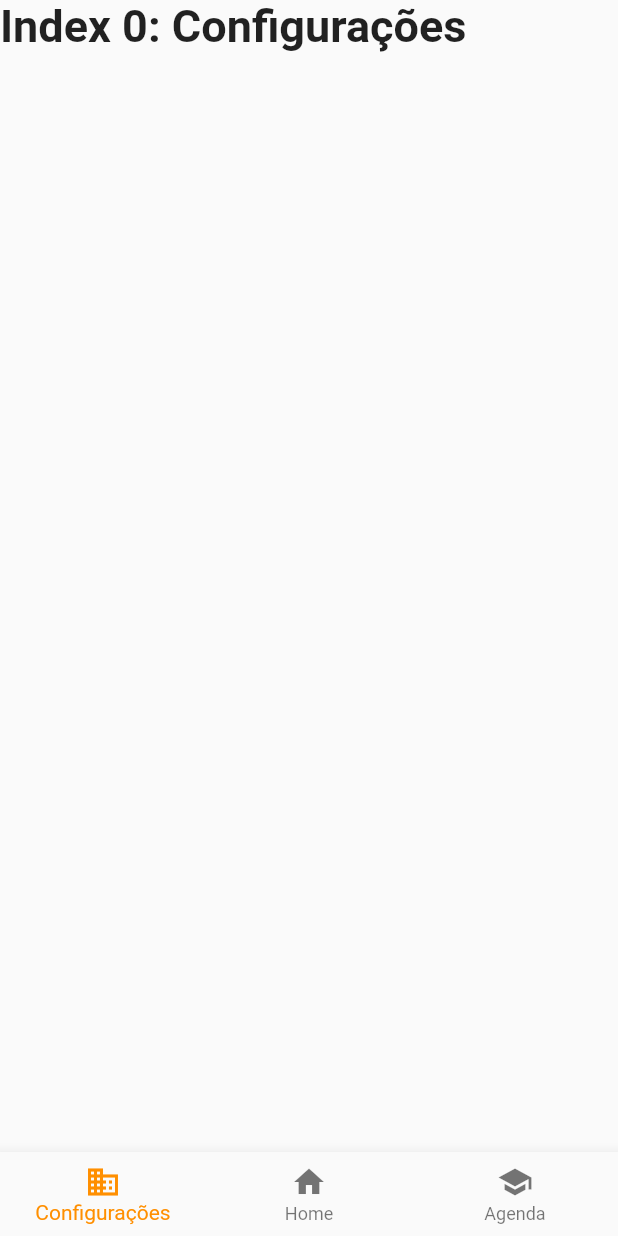
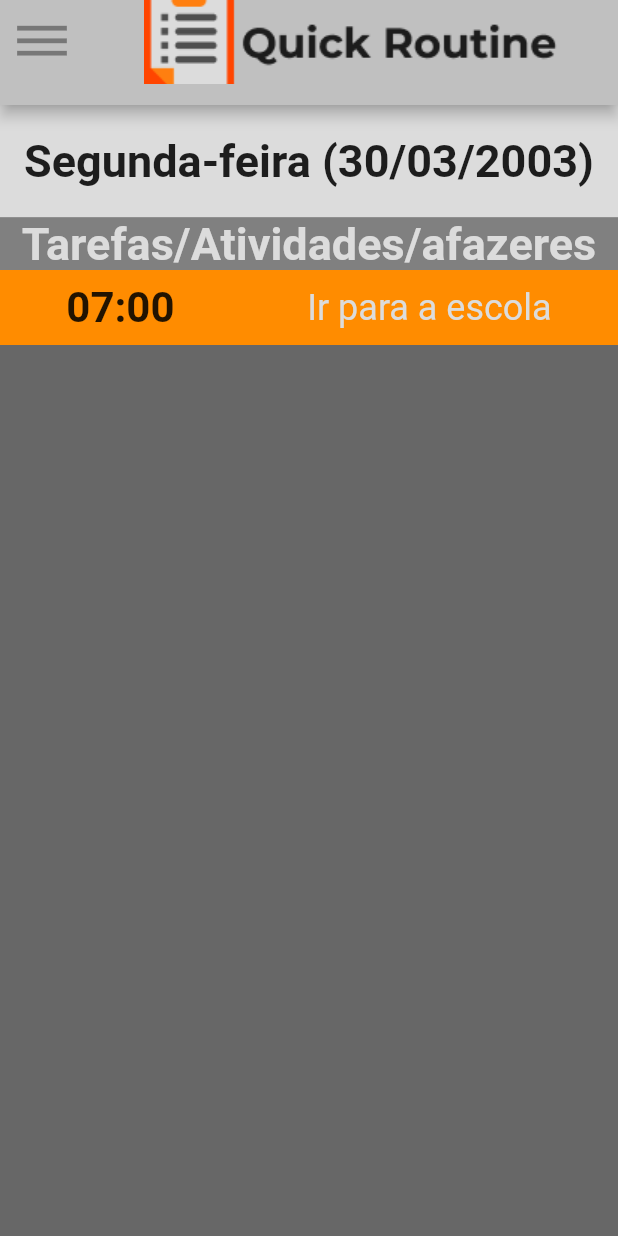
Before and after one commit to DarkSoldierBR/quickroutine-app, a Flutter app: the Home screen opened directly, on a phone screen of 412 x 824 dp. Run offline on Flutter 3.47's test engine with Material 2 defaults, Android fonts, the phone set to English and light mode, and no system bars.

Commit message:
redesigned home

```diff
--- a/lib/main.dart
+++ b/lib/main.dart
@@ -1,10 +1,11 @@
 import 'package:flutter/material.dart';
-import 'package:quick_routine/view/screens/intro/intro.dart';
+import 'package:quick_routine/view/screens/home/home.dart';
+
 
 void main() {
 
 
   runApp(MaterialApp(
-    home: Intro(),
+    home: Home(),
   ));
 }
--- /dev/null
+++ b/lib/view/screens/home/home.dart
@@ -0,0 +1,85 @@
+import 'package:flutter/material.dart';
+
+class Home extends StatefulWidget {
+  @override
+  _HomeState createState() => _HomeState();
+}
+
+class _HomeState extends State<Home> {
+  @override
+  Widget build(BuildContext context) {
+    return Scaffold(
+      backgroundColor: Colors.black54,
+        drawer: Drawer(
+
+        ),
+        appBar: PreferredSize(
+
+            preferredSize: Size.fromHeight(70.0),
+            child: AppBar(
+              //  iconTheme: new IconThemeData(size: 15.0,color: Colors.black54),
+              leading: IconButton(icon:Icon( Icons.dehaze),color: Colors.black54,iconSize: 40.0,),
+              title: Row(
+                verticalDirection: VerticalDirection.down,
+                mainAxisAlignment: MainAxisAlignment.center,
+                children: <Widget>[
+                  Image.asset("assets/logo/logo-horizontal.png")
+                ],
+              ),
+              backgroundColor: Color.fromRGBO(192, 192, 192, 1.0),
+            )),
+        body: Container(
+          alignment: Alignment.bottomCenter,
+          color: Colors.black12,
+          child: Column(
+            //  crossAxisAlignment: CrossAxisAlignment.center,
+            children: <Widget>[
+              SizedBox(
+                width: double.infinity,
+                // height: double.infinity,
+                child: Container(
+                       color: Color.fromRGBO(220, 220, 220, 1.0),
+
+                  height: 75,
+                  alignment: Alignment.center,
+
+                  child: Text("Segunda-feira (30/03/2003)",style: TextStyle(fontSize: 30.0,fontWeight: FontWeight.bold),
+                ),
+              )
+              ),
+
+
+              SizedBox(
+                width: double.infinity,
+                // height: double.infinity,
+                child: Container(
+                  color: Color.fromRGBO(128, 128, 128, 1.0),
+                  alignment: Alignment.center,
+                  child:   Text("Tarefas/Atividades/afazeres",style: TextStyle(fontSize: 30.0,color: Color.fromRGBO(220, 220, 220, 1.0),fontWeight: FontWeight.bold),
+                ))),
+
+
+    SizedBox(
+                width: double.infinity,
+                // height: double.infinity,
+                child: Container(
+                  height: 50,
+                  color: Color.fromRGBO(255, 140, 0, 1.0),
+                  child:Row(
+                    mainAxisAlignment: MainAxisAlignment.spaceAround,
+                  children: <Widget>[
+
+
+                    Text("07:00",style: TextStyle(fontSize: 28,fontWeight: FontWeight.bold),),
+
+
+                    Text("Ir para a escola",style: TextStyle(fontSize: 24,color: Color.fromRGBO(220, 220, 220, 1.0)),)
+
+                  ],
+                )))
+
+            ],
+          ),
+        ));
+  }
+}
--- a/lib/view/screens/home/main.dart
+++ /dev/null
@@ -1,132 +0,0 @@
-
-import 'package:flutter/material.dart';
-
-void main() {
-
-
-  runApp(MaterialApp(
-    home: Home(),
-  ));
-}
-
-class Home extends StatefulWidget {
-  @override
-  _HomeState createState() => _HomeState();
-}
-
-class _HomeState extends State<Home> {
-  int _selectedIndex = 0;
-
-  var _pages = [
-
-     Text(
-      'Index 0: Configurações',
-      style: optionStyle,
-    ),
-
-    Column(children: <Widget>[
-              SafeArea(
-                  child: Container(
-                      alignment: Alignment.center,
-                      padding: EdgeInsets.all(20),
-                      decoration: BoxDecoration(
-                        color: Color.fromRGBO(11, 60, 73, 1),
-                        border: Border.all(color: Colors.deepOrange),
-                        borderRadius: BorderRadius.circular(5.0),
-                      ),
-                      child: Stack(
-                        // alignment: Alignment.centerLeft,
-                        children: <Widget>[
-                          Container(
-                              color: Colors.amberAccent,
-                              alignment: Alignment.centerLeft,
-                              child: CircleAvatar(
-                                radius: 30.0,
-                                backgroundImage: NetworkImage(
-                                    "https://raw.githubusercontent.com/Quick-Routine/quick-rotine-design/master/Logos/QuickRoutineApp/QuickRoutineAppLogo.png"),
-                              )),
-                          Container(
-                              alignment: Alignment.topCenter,
-                              child: Text(
-                                "Algo",
-                                style: TextStyle(color: Colors.blue),
-                              ))
-                        ],
-                      ))),
-              Container(
-                  padding: EdgeInsets.fromLTRB(0, 0, 0, 200),
-                  decoration: BoxDecoration(
-                    color: Color.fromRGBO(6, 33, 40, 1),
-                    border: Border.all(color: Colors.blueAccent),
-                    borderRadius: BorderRadius.circular(5.0),
-                  ),
-                  child: Center(
-                    child: Container(
-                        padding: EdgeInsets.all(10),
-                        child: Column(children: <Widget>[
-                          Text(
-                            "Resumo",
-                            style:
-                                TextStyle(color: Colors.white, fontSize: 25.0),
-                          ),
-                        ])),
-                  )),
-            ]),
-
-    Container(color: Colors.amber),
-      ];
-
-  var _pageController = PageController();
-
-
-
-  static const TextStyle optionStyle =
-      TextStyle(fontSize: 30, fontWeight: FontWeight.bold);
-
-  static List<Widget> _widgetOptions = <Widget>[
-
-
-  ];
-
-  void _onItemTapped(int index) {
-    setState(() {
-            _selectedIndex = index;
-      _pageController.animateToPage(_selectedIndex, duration: Duration(milliseconds: 900), curve: Curves.elasticOut);
-    });
-  }
-
-  @override
-  Widget build(BuildContext context) {
-    return PageView(
-      children: <Widget>[
-        Scaffold(
-// appBar: AppBar(title: const Text('Bottom App Bar')),
-          bottomNavigationBar: BottomNavigationBar(
-            items: const <BottomNavigationBarItem>[
-              BottomNavigationBarItem(
-                icon: Icon(Icons.business),
-                title: Text('Configurações'),
-              ),
-              BottomNavigationBarItem(
-                icon: Icon(Icons.home),
-                title: Text('Home'),
-              ),
-              BottomNavigationBarItem(
-                icon: Icon(Icons.school),
-                title: Text('Agenda'),
-              ),
-            ],
-            currentIndex: _selectedIndex,
-            selectedItemColor: Colors.amber[800],
-            onTap: _onItemTapped,
-          ),
-          body: PageView(controller: _pageController,children: _pages,onPageChanged: (index){
-            setState(() {
-              _selectedIndex = index;
-            });
-          },),
-        )
-      ],
-    );
-  }
-}
--- a/pubspec.yaml
+++ b/pubspec.yaml
@@ -24,6 +24,7 @@ dependencies:
   # Use with the CupertinoIcons class for iOS style icons.
   cupertino_icons: ^0.1.2
   path_provider: ^1.5.1
+  provider:
 
 dev_dependencies:
   flutter_test:
```
Also changed, not shown: lib/model/intro_data.dart (deleted, +0 -21 lines), lib/view/screens/intro/intro.dart (+6 -10 lines), lib/view/screens/intro/switchpage.dart (added, +16 -0 lines), lib/view/screens/intro/widget/floatingbutton.dart (added, +13 -0 lines), lib/view/screens/intro/widget/pageview.dart (+18 -7 lines), pubspec.lock.
